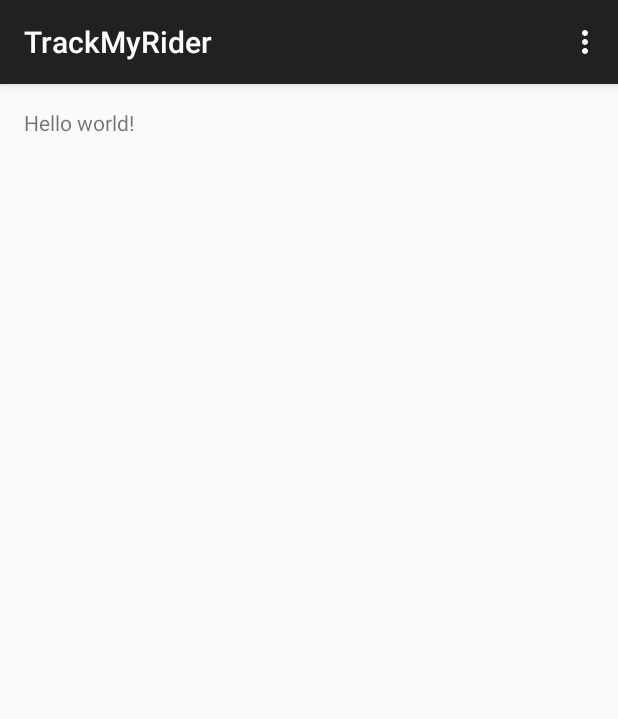
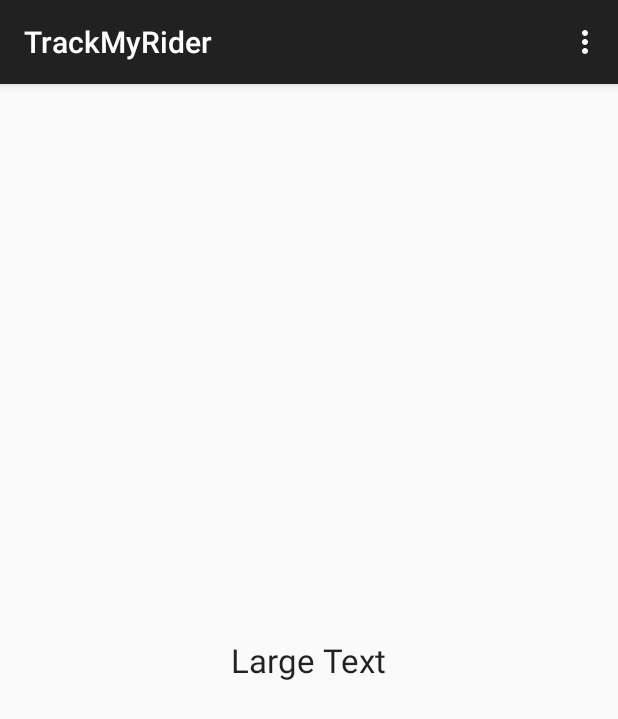
Before and after one commit to doylefermi/ridealong-android, an Android app: the MainActivity screen opened directly, with no data from a screen before it, on a phone screen of 412 x 824 dp. Shown: the top 719 px of the screen. Run offline under Robolectric (Android 15) with nearby library versions, the phone set to English and light mode, and no system bars.

Commit message:
Added basic GPS stuff

```diff
--- a/TrackMyRider/app/src/main/AndroidManifest.xml
+++ b/TrackMyRider/app/src/main/AndroidManifest.xml
@@ -3,7 +3,7 @@
     package="com.ridealong.haxorware.trackmyrider" >
 
     <uses-permission android:name="android.permission.INTERNET" />
-
+    <uses-permission android:name="android.permission.ACCESS_FINE_LOCATION" />
     <application
         android:allowBackup="true"
         android:icon="@mipmap/ic_launcher"
--- a/TrackMyRider/app/src/main/java/com/ridealong/haxorware/trackmyrider/MainActivity.java
+++ b/TrackMyRider/app/src/main/java/com/ridealong/haxorware/trackmyrider/MainActivity.java
@@ -1,30 +1,81 @@
 package com.ridealong.haxorware.trackmyrider;
 
+import android.Manifest;
+import android.content.Context;
+import android.content.pm.PackageManager;
+import android.location.Location;
+import android.location.LocationListener;
+import android.location.LocationManager;
+import android.provider.Settings;
+import android.support.v4.content.ContextCompat;
 import android.support.v7.app.ActionBarActivity;
 import android.os.Bundle;
 import android.view.Menu;
 import android.view.MenuItem;
 import android.content.Intent;
+import android.widget.TextView;
+import android.widget.Toast;
 
 
-public class MainActivity extends ActionBarActivity {
-
+public class MainActivity extends ActionBarActivity implements LocationListener {
+    private LocationManager locationManager;
     @Override
     protected void onCreate(Bundle savedInstanceState) {
         super.onCreate(savedInstanceState);
         setContentView(R.layout.activity_main);
 
-
         Intent intent = new Intent(this, LoginActivity.class);
         startActivity(intent);
+
+        locationManager = (LocationManager) getSystemService(Context.LOCATION_SERVICE);
+
+        locationManager.requestLocationUpdates(LocationManager.GPS_PROVIDER, 500, 1, this);
+
+        if (ContextCompat.checkSelfPermission(this, android.Manifest.permission.ACCESS_FINE_LOCATION) == PackageManager.PERMISSION_GRANTED
+                || ContextCompat.checkSelfPermission(this, android.Manifest.permission.ACCESS_COARSE_LOCATION) == PackageManager.PERMISSION_GRANTED)
+        {
+            //Toast.makeText(getBaseContext(), "No permissions", Toast.LENGTH_LONG).show();
+        }
+
+
     }
 
+    @Override
+    public void onLocationChanged(Location location) {
+        TextView textView = (TextView) findViewById(R.id.textView);
+        String msg = "Latitude: " + location.getLatitude()
+                + "\nLongitude: " + location.getLongitude();
+        textView.setText(msg);
+        //Toast.makeText(getBaseContext(), msg, Toast.LENGTH_LONG).show();
+    }
+    @Override
+    public void onProviderDisabled(String provider) {
+
+        Intent intent = new Intent(Settings.ACTION_LOCATION_SOURCE_SETTINGS);
+        startActivity(intent);
+        Toast.makeText(getBaseContext(), "Gps is turned off!! ",
+                Toast.LENGTH_SHORT).show();
+    }
+    @Override
+    public void onProviderEnabled(String provider) {
+
+        Toast.makeText(getBaseContext(), "Gps is turned on!! ",
+                Toast.LENGTH_SHORT).show();
+    }
+
+    @Override
+    public void onStatusChanged(String provider, int status, Bundle extras) {
+        // TODO Auto-generated method stub
+
+    }
     @Override
     public boolean onCreateOptionsMenu(Menu menu) {
         // Inflate the menu; this adds items to the action bar if it is present.
         getMenuInflater().inflate(R.menu.menu_main, menu);
         return true;
     }
+
+
 
     @Override
     public boolean onOptionsItemSelected(MenuItem item) {
--- a/TrackMyRider/app/src/main/res/layout/activity_main.xml
+++ b/TrackMyRider/app/src/main/res/layout/activity_main.xml
@@ -8,7 +8,13 @@
     android:paddingBottom="@dimen/activity_vertical_margin"
     tools:context=".MainActivity">
 
-    <TextView android:text="@string/hello_world" android:layout_width="wrap_content"
-        android:layout_height="wrap_content" />
+    <TextView
+        android:layout_width="wrap_content"
+        android:layout_height="wrap_content"
+        android:textAppearance="?android:attr/textAppearanceLarge"
+        android:text="Large Text"
+        android:id="@+id/textView"
+        android:layout_centerVertical="true"
+        android:layout_centerHorizontal="true" />
 
 </RelativeLayout>
```
Also changed, not shown: 3 other files.
